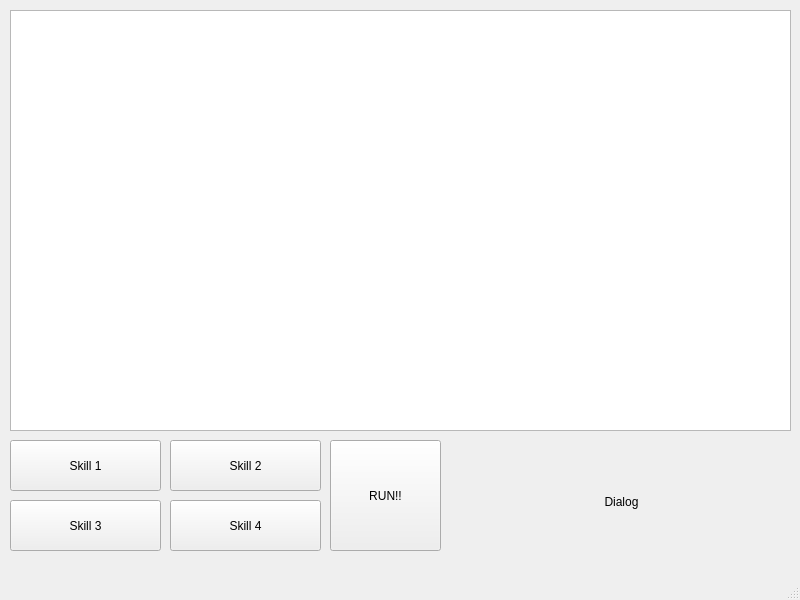
Before: the Qt Designer form Game/fightwindow.ui in thyo9470/The-Thunder-Dungeon, drawn with Qt 5.
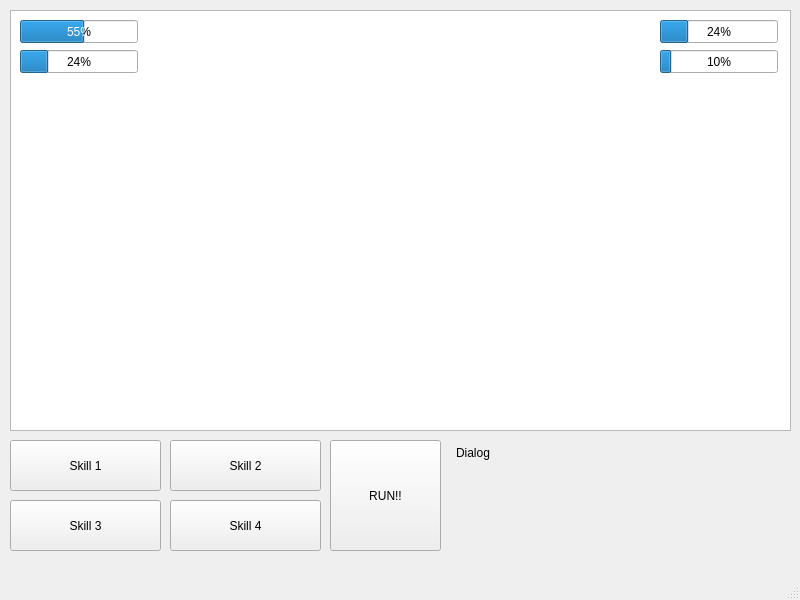
After: the same form once the commit is applied.

```diff
--- a/Game/fightwindow.ui
+++ b/Game/fightwindow.ui
@@ -24,7 +24,7 @@
      </rect>
     </property>
    </widget>
-   <widget class="QLabel" name="label">
+   <widget class="QLabel" name="dialogLabel">
     <property name="geometry">
      <rect>
       <x>456</x>
@@ -37,7 +37,7 @@
      <string>Dialog</string>
     </property>
     <property name="alignment">
-     <set>Qt::AlignCenter</set>
+     <set>Qt::AlignLeading|Qt::AlignLeft|Qt::AlignTop</set>
     </property>
    </widget>
    <widget class="QPushButton" name="runButton">
@@ -120,6 +120,143 @@
      <number>0</number>
     </property>
    </widget>
+   <widget class="QProgressBar" name="playerHealthBar">
+    <property name="geometry">
+     <rect>
+      <x>20</x>
+      <y>20</y>
+      <width>118</width>
+      <height>23</height>
+     </rect>
+    </property>
+    <property name="maximum">
+     <number>100</number>
+    </property>
+    <property name="value">
+     <number>55</number>
+    </property>
+    <property name="format">
+     <string>%p%</string>
+    </property>
+   </widget>
+   <widget class="QProgressBar" name="enemyHealthBar">
+    <property name="geometry">
+     <rect>
+      <x>660</x>
+      <y>20</y>
+      <width>118</width>
+      <height>23</height>
+     </rect>
+    </property>
+    <property name="value">
+     <number>24</number>
+    </property>
+    <property name="format">
+     <string>%p%</string>
+    </property>
+   </widget>
+   <widget class="QProgressBar" name="playerMagicBar">
+    <property name="geometry">
+     <rect>
+      <x>20</x>
+      <y>50</y>
+      <width>118</width>
+      <height>23</height>
+     </rect>
+    </property>
+    <property name="value">
+     <number>24</number>
+    </property>
+    <property name="format">
+     <string>%p%</string>
+    </property>
+   </widget>
+   <widget class="QProgressBar" name="enemyMagicBar">
+    <property name="geometry">
+     <rect>
+      <x>660</x>
+      <y>50</y>
+      <width>118</width>
+      <height>23</height>
+     </rect>
+    </property>
+    <property name="value">
+     <number>10</number>
+    </property>
+    <property name="format">
+     <string>%p%</string>
+    </property>
+   </widget>
+   <widget class="QLabel" name="label">
+    <property name="geometry">
+     <rect>
+      <x>150</x>
+      <y>20</y>
+      <width>81</width>
+      <height>21</height>
+     </rect>
+    </property>
+    <property name="styleSheet">
+     <string notr="true">color:rgb(255, 255, 255)</string>
+    </property>
+    <property name="text">
+     <string>Player HP</string>
+    </property>
+   </widget>
+   <widget class="QLabel" name="label_2">
+    <property name="geometry">
+     <rect>
+      <x>150</x>
+      <y>50</y>
+      <width>81</width>
+      <height>21</height>
+     </rect>
+    </property>
+    <property name="styleSheet">
+     <string notr="true">color:rgb(255, 255, 255)</string>
+    </property>
+    <property name="text">
+     <string>Player MP</string>
+    </property>
+   </widget>
+   <widget class="QLabel" name="label_3">
+    <property name="geometry">
+     <rect>
+      <x>570</x>
+      <y>50</y>
+      <width>81</width>
+      <height>21</height>
+     </rect>
+    </property>
+    <property name="styleSheet">
+     <string notr="true">color:rgb(255, 255, 255)</string>
+    </property>
+    <property name="text">
+     <string>Enemy MP</string>
+    </property>
+    <property name="alignment">
+     <set>Qt::AlignRight|Qt::AlignTrailing|Qt::AlignVCenter</set>
+    </property>
+   </widget>
+   <widget class="QLabel" name="label_4">
+    <property name="geometry">
+     <rect>
+      <x>570</x>
+      <y>20</y>
+      <width>81</width>
+      <height>21</height>
+     </rect>
+    </property>
+    <property name="styleSheet">
+     <string notr="true">color:rgb(255, 255, 255)</string>
+    </property>
+    <property name="text">
+     <string>Enemy HP</string>
+    </property>
+    <property name="alignment">
+     <set>Qt::AlignRight|Qt::AlignTrailing|Qt::AlignVCenter</set>
+    </property>
+   </widget>
   </widget>
   <widget class="QMenuBar" name="menubar">
    <property name="geometry">
```
Left out of the diff: 2 changed lines with no effect on the pictures.
